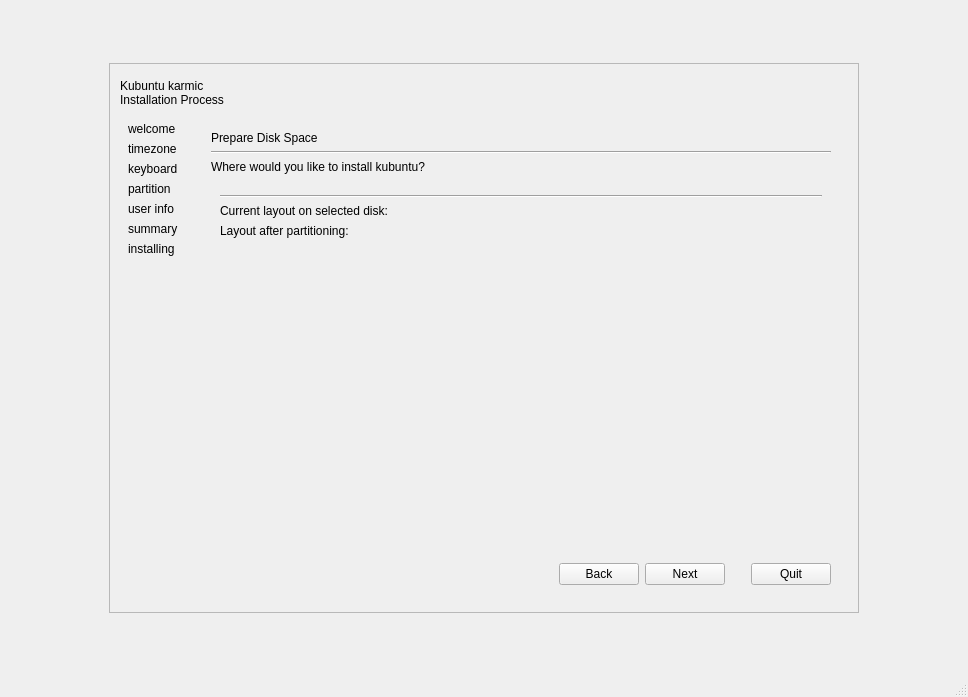
Before: the Qt Designer form gui/qt/app.ui in chenhan1218/ubiquity, drawn with Qt 5.
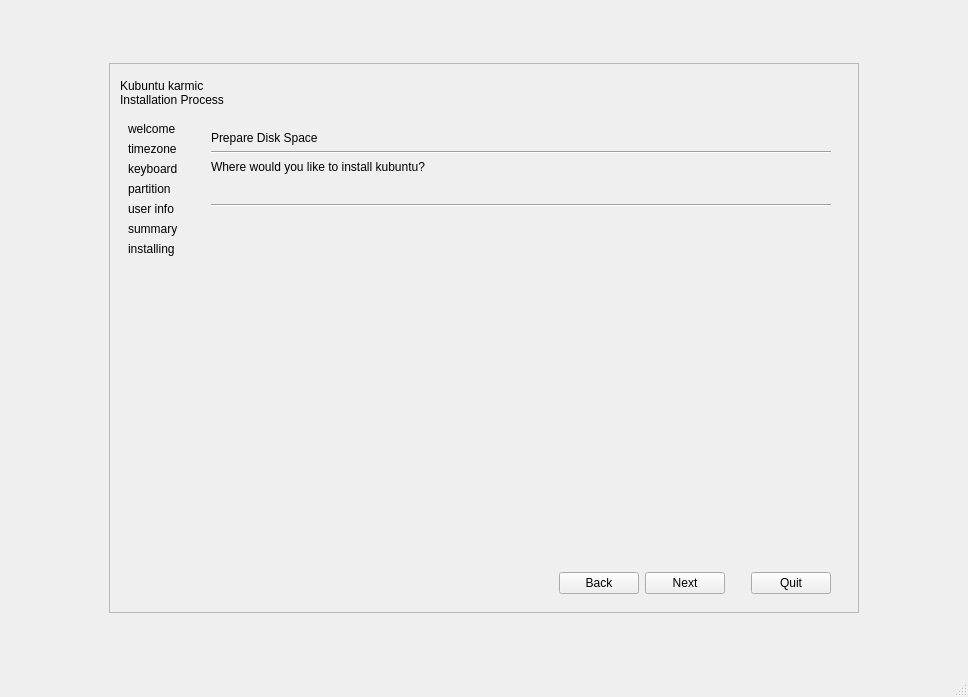
After: the same form once the commit is applied. The open tabs and pages were chosen to show the change. Icons and pictures are not drawn.

The edit to the form file:
```diff
--- a/gui/qt/app.ui
+++ b/gui/qt/app.ui
@@ -161,6 +161,12 @@
              <item row="1" column="0" colspan="5">
               <widget class="QWidget" name="widget" native="true">
                <layout class="QHBoxLayout" name="horizontalLayout_2">
+                <property name="topMargin">
+                 <number>0</number>
+                </property>
+                <property name="bottomMargin">
+                 <number>0</number>
+                </property>
                 <item>
                  <spacer name="horizontalSpacer_5">
                   <property name="orientation">
@@ -718,11 +724,25 @@
                   </widget>
                  </item>
                  <item>
-                  <widget class="QWidget" name="autopart_selection_frame" native="true"/>
+                  <widget class="QWidget" name="autopart_selection_frame" native="true">
+                   <property name="minimumSize">
+                    <size>
+                     <width>0</width>
+                     <height>10</height>
+                    </size>
+                   </property>
+                   <layout class="QVBoxLayout" name="_2"/>
+                  </widget>
                  </item>
                  <item>
                   <widget class="QWidget" name="autopart_bar_frame" native="true">
                    <layout class="QVBoxLayout" name="verticalLayout_6">
+                    <property name="spacing">
+                     <number>0</number>
+                    </property>
+                    <property name="margin">
+                     <number>0</number>
+                    </property>
                     <item>
                      <widget class="Line" name="line_10">
                       <property name="orientation">
@@ -730,26 +750,6 @@
                       </property>
                      </widget>
                     </item>
-                    <item>
-                     <widget class="QLabel" name="label">
-                      <property name="text">
-                       <string>Current layout on selected disk:</string>
-                      </property>
-                     </widget>
-                    </item>
-                    <item>
-                     <layout class="QVBoxLayout" name="before_bar_frame"/>
-                    </item>
-                    <item>
-                     <widget class="QLabel" name="label_4">
-                      <property name="text">
-                       <string>Layout after partitioning:</string>
-                      </property>
-                     </widget>
-                    </item>
-                    <item>
-                     <layout class="QVBoxLayout" name="after_bar_frame"/>
-                    </item>
                    </layout>
                   </widget>
                  </item>
```
Left out of the diff: 165 changed lines with no effect on the pictures. Lines whose indentation alone changed are shown as unchanged.
